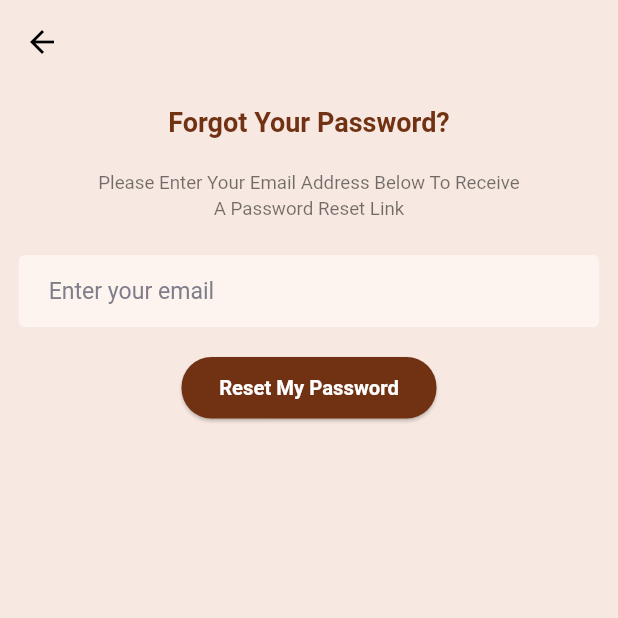
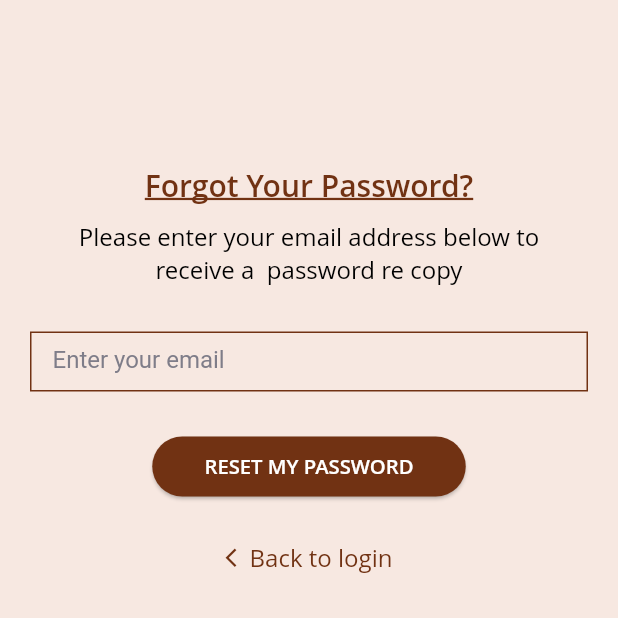
Before and after one commit to amaugarci/sololuxuryflutter, a Flutter app: the ForgotPasswordScreen screen opened by its route, on a phone screen of 412 x 824 dp, the top half of it. Run offline on Flutter 3.47's test engine with Material 2 defaults, Android fonts, the phone set to English and light mode, and no system bars; our stand-ins replace awesome_dialog, cached_network_image, connectivity_plus, datetime_picker_formfield, dio, flutter_html and 6 more; missing offline and left inert: connectivity_plus_web, dio_http_cache, wakelock_web; accounts and stored records are empty; network calls fail; Roboto replaces fonts that are missing (Open Sans); project files that could hold a hidden picture were left out.

Commit message:
FORGET PASSWORD UI IS CHANGE TASK ID=15513 DATE=28/3

```diff
--- a/lib/app/screens/login/views/forgot_password.dart
+++ b/lib/app/screens/login/views/forgot_password.dart
@@ -14,41 +14,63 @@ class ForgotPasswordScreen extends GetView<ForgotPasswordController> {
   Widget build(BuildContext context) {
     return Obx(() => Scaffold(
           backgroundColor: backGroundColor,
-      appBar: AppBar(
-        elevation: 0,
-        backgroundColor: backGroundColor,
-        iconTheme: const IconThemeData(color: Colors.black),
-      ),
           body: Padding(
-        padding: const EdgeInsets.symmetric(horizontal: 12.5),
+            padding: const EdgeInsets.symmetric(horizontal: 20),
             child: ScrollConfiguration(
               behavior: MyBehavior(),
               child: SingleChildScrollView(
                 child: Column(
                   children: [
-                const SizedBox(height: 15),
+                    const SizedBox(height: 110),
                     Text(
                       controller.screenTitle.value,
                       style: const TextStyle(
+                        decoration: TextDecoration.underline,
+                        decorationColor: appColor,
+                        decorationThickness: 1.5,
                         color: appColor,
+                        fontFamily: "Open Sans",
                         fontWeight: FontWeight.w600,
-                    fontSize: 18,
+                        fontSize: 20,
                       ),
                     ),
-                const SizedBox(height: 20),
+                    const SizedBox(height: 10),
                     Text(
                       LanguageConstant.forgotYourPasswordDescriptionText.tr,
                       textAlign: TextAlign.center,
                       style: const TextStyle(
-                    color: Colors.black54,
-                    fontSize: 12.5,
-                    height: 1.4,
+                        color: blackColor,
+                        fontWeight: FontWeight.w400,
+                        fontFamily: "Open Sans",
+                        fontSize: 16,
                       ),
                     ),
-                const SizedBox(height: 24),
+                    const SizedBox(height: 30),
                     forgotPasswordTextField(),
-                const SizedBox(height: 20),
+                    const SizedBox(height: 30),
                     resetPasswordButton(context),
+                    const SizedBox(height: 30),
+                    Row(
+                      mainAxisAlignment: MainAxisAlignment.center,
+                      children: [
+                        const Icon(
+                          Icons.arrow_back_ios,
+                          color: appColor,
+                          size: 15,
+                        ),
+                        const SizedBox(width: 1),
+                        Text(
+                          LanguageConstant.backText.tr,
+                          textAlign: TextAlign.center,
+                          style: const TextStyle(
+                            color: appColor,
+                            fontWeight: FontWeight.w400,
+                            fontFamily: "Open Sans",
+                            fontSize: 16,
+                          ),
+                        ),
+                      ],
+                    ),
                   ],
                 ),
               ),
@@ -57,18 +79,29 @@ class ForgotPasswordScreen extends GetView<ForgotPasswordController> {
         ));
   }
 
-
   Widget forgotPasswordTextField() {
-    return TextFormFieldWidget(
+    return Container(
+      height: 40,
+      padding: EdgeInsets.only(left: 14),
+      decoration: BoxDecoration(
+        color: backGroundColor,
+        border: Border.all(color: appColor, width: 1),
+      ),
+      child: TextFormField(
         controller: null,
+        decoration: InputDecoration(
+          border: InputBorder.none,
+          isDense: true,
           hintText: LanguageConstant.enterYourEmailText.tr,
+        ),
+      ),
     );
   }
 
   Widget resetPasswordButton(BuildContext context) {
     return SizedBox(
-      width: 170,
-      height: 41,
+      width: 209,
+      height: 40,
       child: ElevatedButton(
         onPressed: () {},
         style: ElevatedButton.styleFrom(
@@ -79,15 +112,15 @@ class ForgotPasswordScreen extends GetView<ForgotPasswordController> {
           ),
         ),
         child: Text(
-          LanguageConstant.resetMyPasswordText.tr,
+          LanguageConstant.resetMyPasswordText.tr.toUpperCase(),
           style: const TextStyle(
             color: Colors.white,
             fontWeight: FontWeight.w600,
             fontSize: 13.5,
+            fontFamily: "Open Sans",
           ),
         ),
       ),
     );
   }
-
 }
--- a/lib/app/screens/splash/splash_controller.dart
+++ b/lib/app/screens/splash/splash_controller.dart
@@ -18,8 +18,8 @@ class SplashController extends GetxController {
 
   _navigate() async {
     await Future.delayed(const Duration(seconds: 2), () async {
-      //Get.offAllNamed(RoutesConstants.dashboardScreen);
-      Get.offAll(()=>ForgotPasswordPage());
+      Get.offAllNamed(RoutesConstants.loginScreen);
+      // Get.offAll(()=>ForgotPasswordPage());
     });
   }
 }
--- a/lib/utils/lang_directory/en.dart
+++ b/lib/utils/lang_directory/en.dart
@@ -42,8 +42,9 @@ const Map<String, String> en = {
   "marriageAnniversaryText" : "Marriage Anniversary",
   "emailText" : "Email",
   "confirmPasswordText" : "Confirm Password",
+  "backText" : "Back to login",
   "signUpForNewsletterText" : "Sign Up for Newsletter",
-  "forgotYourPasswordDescriptionText" : "Please Enter Your Email Address Below To Receive\nA Password Reset Link",
+  "forgotYourPasswordDescriptionText" : "Please enter your email address below to \nreceive a  password re copy",
   "enterYourEmailText" :"Enter your email",
   "resetMyPasswordText" :"Reset My Password",
 };
--- a/lib/utils/lang_directory/language_constant.dart
+++ b/lib/utils/lang_directory/language_constant.dart
@@ -44,6 +44,7 @@ class LanguageConstant {
   static const String newCustomersText = "newCustomersText";
 
   static const String loginDescriptionText = "loginDescriptionText";
+  static const String backText = "backText";
 
   static const String createAccountText = "createAccountText";
   static const String firstNameText = "firstNameText";
```
Also changed, not shown: 3 other files. Lines whose indentation alone changed are shown as unchanged.
